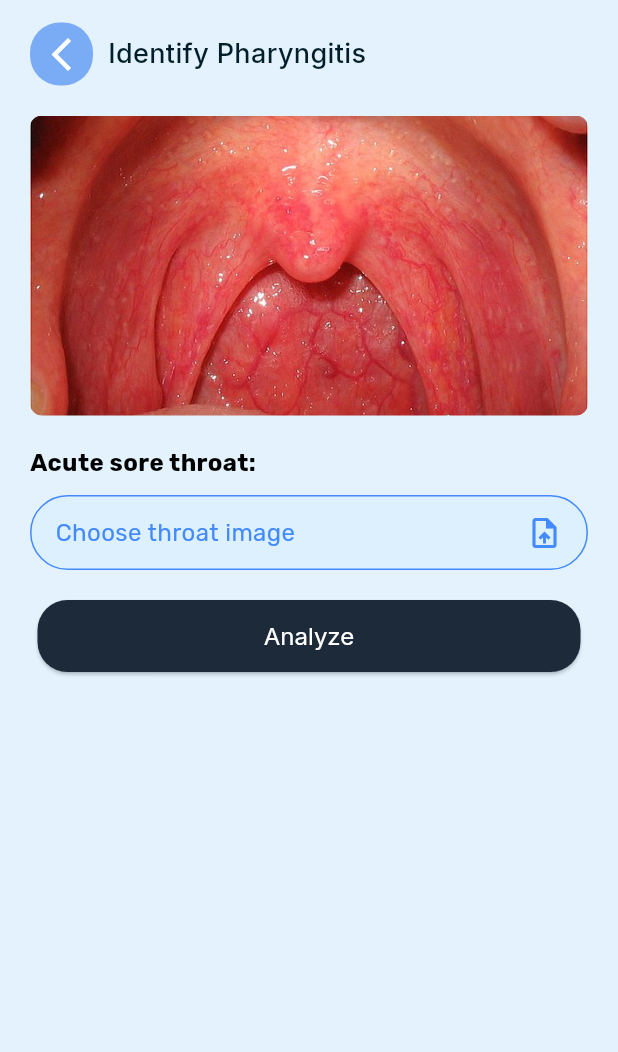
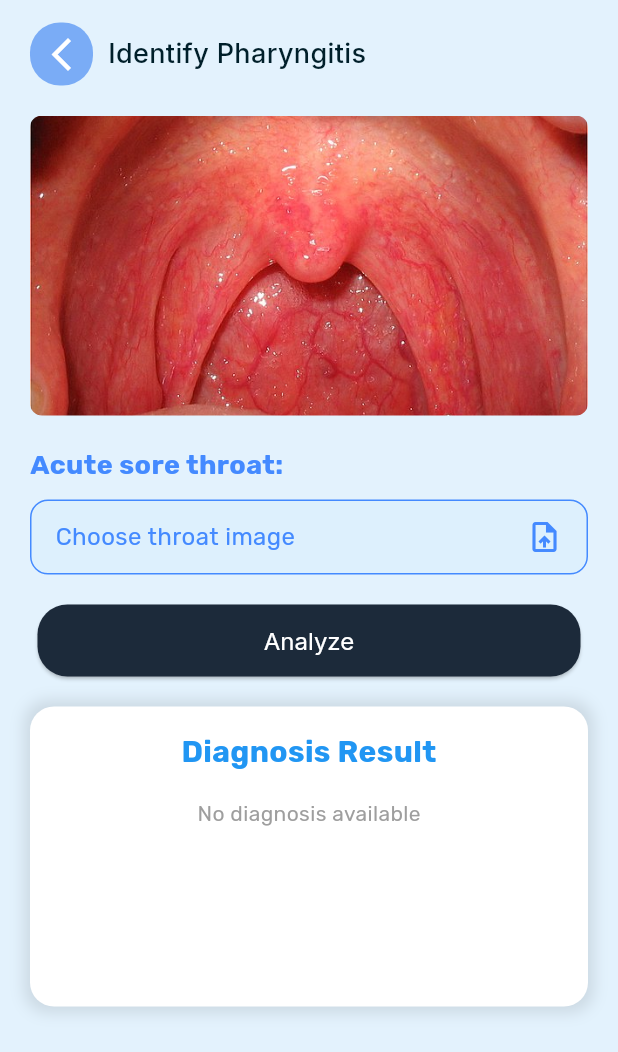
Before and after one commit to 24-25J-097/ent-disease-detection-mobile-app, a Flutter app: the CreatePharyngitisReport screen opened directly, on a phone screen of 412 x 824 dp. Shown: the top 1052 px of the screen. Run offline on Flutter 3.47's test engine with Material 3 defaults, Android fonts, the phone set to English and light mode, and no system bars; our stand-ins replace dio, firebase_auth, firebase_core, firebase_database, flutter_easyloading, fluttertoast and 5 more; missing offline and left inert: dio_http_cache, flutter_overlay_loader; accounts and stored records are empty; generated files the repository leaves out were written again.

Commit message:
Design changes to maintain Unified UI

```diff
--- a/lib/models/pharyngitis_result.dart
+++ b/lib/models/pharyngitis_result.dart
@@ -2,12 +2,24 @@ part of 'models.dart';
 
 @JsonSerializable(explicitToJson: true)
 class PharyngitisResult {
+  final bool isDiseased;
+
   final PharyngitisResultEnum prediction;
 
   @JsonKey(name: 'confidence_score')
   final num confidenceScore;
 
-  PharyngitisResult({required this.prediction, required this.confidenceScore});
+  final String label;
+
+  final String suggestions;
+
+  PharyngitisResult({
+    required this.prediction,
+    required this.confidenceScore,
+    required this.isDiseased,
+    required this.label,
+    required this.suggestions,
+  });
 
   /// Connect the generated [_$CityFromJson] function to the `fromJson` factory.
   factory PharyngitisResult.fromJson(Map<String, dynamic> json) => _$PharyngitisResultFromJson(json);
@@ -33,7 +45,7 @@ class PharyngitisStatusColors {
     PharyngitisResultEnum.valid: Colors.amber, // Light gray
     PharyngitisResultEnum.invalid: Colors.grey, // Yellow
     PharyngitisResultEnum.normal: Colors.blue, // Blue
-    PharyngitisResultEnum.moderate: Colors.amber, // Green
+    PharyngitisResultEnum.moderate: Colors.deepOrange, // Green
     PharyngitisResultEnum.tonsillitis: Colors.red, // Red
   };
 
--- a/lib/models/sinusitis_result.dart
+++ b/lib/models/sinusitis_result.dart
@@ -39,7 +39,7 @@ class StatusColors {
     SinusitisResultEnum.valid: Colors.amber, // Light gray
     SinusitisResultEnum.invalid: Colors.grey, // Yellow
     SinusitisResultEnum.mild: Colors.blue, // Blue
-    SinusitisResultEnum.moderate: Colors.amber, // Green
+    SinusitisResultEnum.moderate: Colors.deepOrange, // Green
     SinusitisResultEnum.severe: Colors.red, // Red
   };
 
--- a/lib/screens/pharyngitis/create_pharyngitis_report.dart
+++ b/lib/screens/pharyngitis/create_pharyngitis_report.dart
@@ -148,7 +148,24 @@ class _CreatePharyngitisReportState extends State<CreatePharyngitisReport> {
                     title: "Identify Pharyngitis",
                   ),
                   const SizedBox(height: 20),
-                  Container(
+                  analysisResult != null && _imageController.name.isNotEmpty
+                      ? ClipRRect(
+                          borderRadius: BorderRadius.circular(8.0),
+                          child: Image.file(
+                            File(_imageController.path),
+                            // width: MediaQuery.of(context).size.width - 40,
+                            // height: 200,
+                            width: 220,
+                            fit: BoxFit.cover,
+                            errorBuilder: (context, error, stackTrace) {
+                              if (kDebugMode) {
+                                print(":::::::::::::::::::::::: FadeInImage imageErrorBuilder: ${error.toString()}");
+                              }
+                              return Image.asset('assets/images/img-placeholder.jpg', fit: BoxFit.cover);
+                            },
+                          ),
+                        )
+                      : Container(
                           height: 200,
                           decoration: BoxDecoration(
                             borderRadius: BorderRadius.circular(8),
@@ -163,12 +180,12 @@ class _CreatePharyngitisReportState extends State<CreatePharyngitisReport> {
                   Column(
                     crossAxisAlignment: CrossAxisAlignment.start,
                     children: [
-                      Text(
+                      const Text(
                         "Acute sore throat:",
                         style: TextStyle(
                           fontWeight: FontWeight.bold,
-                          fontSize: 16,
-                          color: fileError == null ? Colors.black : Colors.red,
+                          fontSize: 18,
+                          color: Colors.blueAccent,
                         ),
                       ),
                       const SizedBox(height: 10),
@@ -177,7 +194,7 @@ class _CreatePharyngitisReportState extends State<CreatePharyngitisReport> {
                         child: Container(
                           padding: const EdgeInsets.symmetric(horizontal: 16, vertical: 12),
                           decoration: BoxDecoration(
-                            borderRadius: BorderRadius.circular(50),
+                            borderRadius: BorderRadius.circular(12),
                             color: const Color(0x1492dbff),
                             border: Border.all(
                               color: fileError == null ? Colors.blueAccent : Colors.red,
@@ -240,43 +257,82 @@ class _CreatePharyngitisReportState extends State<CreatePharyngitisReport> {
                       ),
                     ),
                   ),
-                  if (analysisResult != null)
-                    Column(
-                      mainAxisSize: MainAxisSize.min,
-                      crossAxisAlignment: CrossAxisAlignment.center,
+                  Container(
+                    padding: const EdgeInsets.all(16),
+                    width: double.infinity,
+                    constraints: const BoxConstraints(
+                      maxWidth: 600, // Equivalent to max-w-lg
+                      minHeight: 200, // Equivalent to min-h-[200px]
+                    ),
+                    decoration: BoxDecoration(
+                      color: Colors.white,
+                      borderRadius: BorderRadius.circular(16),
+                      boxShadow: [
+                        BoxShadow(
+                          color: Colors.black.withOpacity(0.1),
+                          blurRadius: 8,
+                          spreadRadius: 4,
+                        ),
+                      ],
+                    ),
+                    child: Column(
+                      crossAxisAlignment: CrossAxisAlignment.start,
                       children: [
-                        if (_imageController.name.isNotEmpty)
-                          ClipRRect(
-                            borderRadius: BorderRadius.circular(8.0),
-                            child: Image.file(
-                              File(_imageController.path),
-                              width: 220,
-                              fit: BoxFit.cover,
-                              errorBuilder: (context, error, stackTrace) {
-                                if (kDebugMode) {
-                                  print(":::::::::::::::::::::::: FadeInImage imageErrorBuilder: ${error.toString()}");
-                                }
-                                return Image.asset('assets/images/img-placeholder.jpg', fit: BoxFit.cover);
-                              },
+                        Align(
+                          alignment: Alignment.center,
+                          child: Text(
+                            'Diagnosis Result',
+                            style: TextStyle(
+                              color: Colors.blue[500],
+                              fontSize: 20,
+                              fontWeight: FontWeight.bold,
+                            ),
+                            textAlign: TextAlign.center,
                           ),
                         ),
-                        const SizedBox(height: 10),
-                        Text(
-                          "Pharyngitis Severity: ${analysisResult?.prediction.name}",
-                          style: TextStyle(
-                            fontSize: 18,
-                            fontWeight: FontWeight.bold,
-                            color: analysisResult?.getStatusColor(),
+                        const SizedBox(height: 16),
+                        analysisResult != null
+                            ?/* analysisResult?.prediction == PharyngitisResultEnum.invalid
+                                ? InformationRow(
+                                    label: 'Invalid:',
+                                    value: analysisResult!.suggestions,
+                                    valueColor: Colors.black,
+                                  )
+                                : */Column(
+                                    crossAxisAlignment: CrossAxisAlignment.start,
+                                    children: [
+                                      InformationRow(
+                                        label: 'Pharyngitis Identified:',
+                                        value: analysisResult?.isDiseased != null ? (analysisResult?.isDiseased == true ? 'Yes' : 'No') : 'Unknown', // Handle null case
+                                        valueColor: (analysisResult?.isDiseased == true ? Colors.red : Colors.green), // Handle null case
                                       ),
+                                      InformationRow(
+                                        label: 'Current Stage:',
+                                        value: analysisResult?.label ?? 'N/A',
+                                        valueColor: analysisResult!.getStatusColor(),
                                       ),
-                        const SizedBox(height: 10),
-                        Text(
-                          analysisResult?.prediction == PharyngitisResultEnum.invalid ? "The uploaded file is not a valid throat image." : "Analysis successfully completed.",
-                          textAlign: TextAlign.center,
-                          style: const TextStyle(color: Colors.black54),
+                                      InformationRow(
+                                        label: 'Suggestions:',
+                                        value: analysisResult?.suggestions ?? 'No suggestions available',
+                                        valueColor: Colors.black,
+                                      ),
+                                      InformationRow(
+                                        label: 'Confidence Score:',
+                                        value: ((analysisResult!.confidenceScore * 100).floor() / 100).toStringAsFixed(2),
+                                        valueColor: Colors.black,
                                       ),
                                     ],
                                   )
+                            : Align(
+                                alignment: Alignment.center,
+                                child: Text(
+                                  'No diagnosis available',
+                                  style: TextStyle(color: Colors.grey[500], fontSize: 14),
+                                ),
+                              ),
+                      ],
+                    ),
+                  ),
                 ],
               ),
             ),
--- a/lib/screens/sinusitis/sinusitis_analyze_form.dart
+++ b/lib/screens/sinusitis/sinusitis_analyze_form.dart
@@ -292,13 +292,7 @@ class _SinusitisAnaliseFormState extends State<SinusitisAnaliseForm> {
                         ),
                         const SizedBox(height: 16),
                         analysisResult != null
-                            ? analysisResult?.prediction == SinusitisResultEnum.invalid
-                                ? InformationRow(
-                                    label: 'Invalid:',
-                                    value: analysisResult!.suggestions,
-                                    valueColor: Colors.black,
-                                  )
-                                : Column(
+                            ? Column(
                                     crossAxisAlignment: CrossAxisAlignment.start,
                                     children: [
                                       InformationRow(
```
Also changed, not shown: lib/models/models.g.dart. Lines whose indentation alone changed are shown as unchanged.
